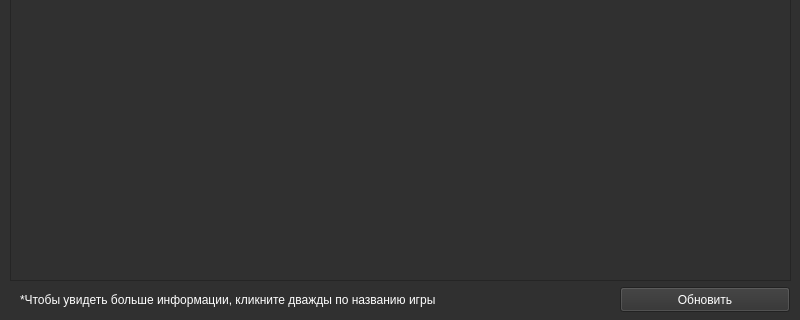
This is fav_games.ui in Raxun/git_project1 as Qt 5 draws it before an edit; both pictures show x 0 to 800 and y 280 to 600 of the 800 by 600 pixel window. The edited form follows.
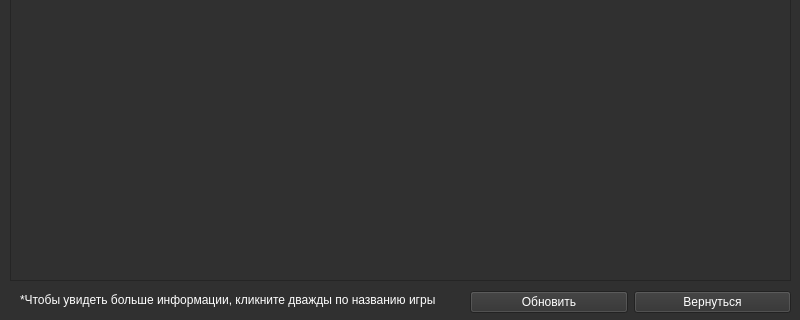
This is the edited form.

```diff
--- a/fav_games.ui
+++ b/fav_games.ui
@@ -36,7 +36,7 @@
      <rect>
       <x>20</x>
       <y>570</y>
-      <width>551</width>
+      <width>451</width>
       <height>20</height>
      </rect>
     </property>
@@ -49,15 +49,18 @@
      <string>*Чтобы увидеть больше информации, кликните дважды по названию игры</string>
     </property>
    </widget>
-   <widget class="QPushButton" name="btn_update">
+   <widget class="QWidget" name="horizontalLayoutWidget">
     <property name="geometry">
      <rect>
-      <x>620</x>
-      <y>567</y>
-      <width>170</width>
+      <x>470</x>
+      <y>570</y>
+      <width>321</width>
       <height>25</height>
      </rect>
     </property>
+    <layout class="QHBoxLayout" name="horizontalLayout">
+     <item>
+      <widget class="QPushButton" name="btn_update">
     <property name="styleSheet">
      <string notr="true">background-color: rgb(48, 48, 48);
 color: rgb(255, 255, 255);</string>
@@ -65,6 +68,20 @@
     <property name="text">
      <string>Обновить</string>
     </property>
+      </widget>
+     </item>
+     <item>
+      <widget class="QPushButton" name="btn_home">
+       <property name="styleSheet">
+        <string notr="true">background-color: rgb(48, 48, 48);
+color: rgb(255, 255, 255);</string>
+       </property>
+       <property name="text">
+        <string>Вернуться</string>
+       </property>
+      </widget>
+     </item>
+    </layout>
    </widget>
   </widget>
  </widget>
```
Lines whose indentation alone changed are shown as unchanged.
